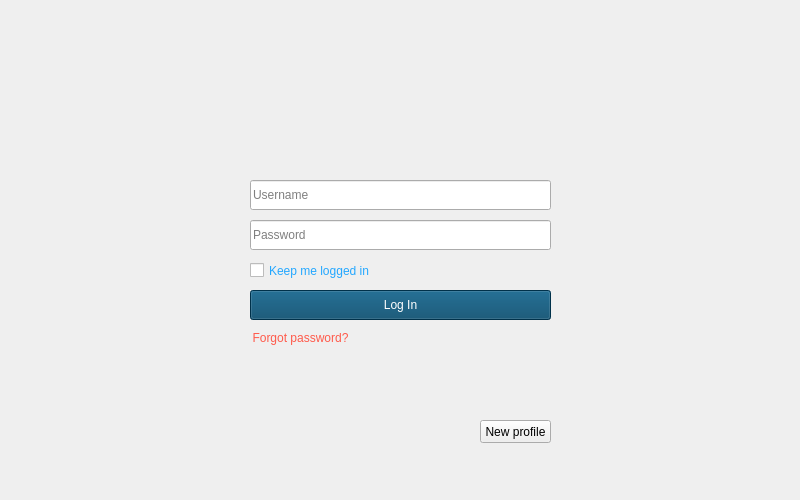
This is LeonCam/LogIn.ui in kazimierczak-robert/LeonCam as Qt 5 draws it before an edit. The edited form follows.
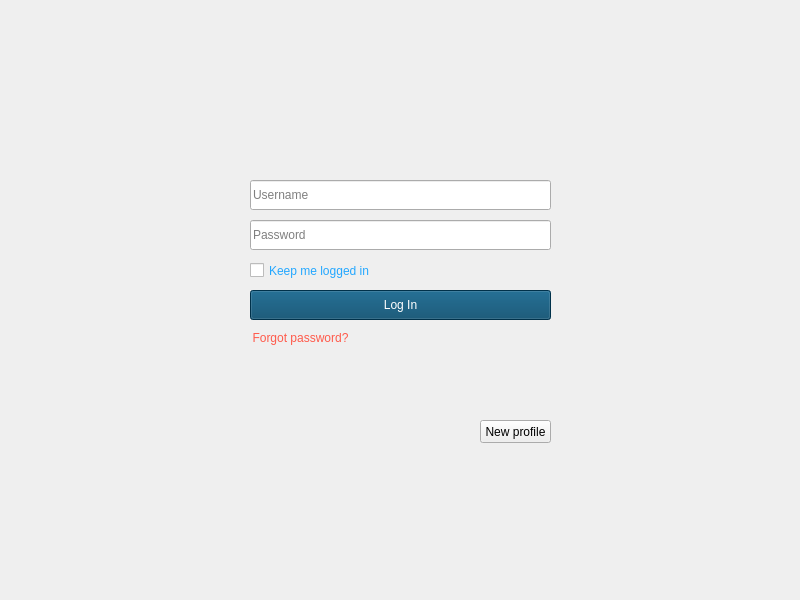
This is the edited form. Icons and pictures are not drawn.

```diff
--- a/LeonCam/LogIn.ui
+++ b/LeonCam/LogIn.ui
@@ -7,19 +7,19 @@
     <x>0</x>
     <y>0</y>
     <width>800</width>
-    <height>500</height>
+    <height>600</height>
    </rect>
   </property>
   <property name="minimumSize">
    <size>
     <width>800</width>
-    <height>500</height>
+    <height>600</height>
    </size>
   </property>
   <property name="maximumSize">
    <size>
     <width>800</width>
-    <height>500</height>
+    <height>600</height>
    </size>
   </property>
   <property name="windowTitle">
```
